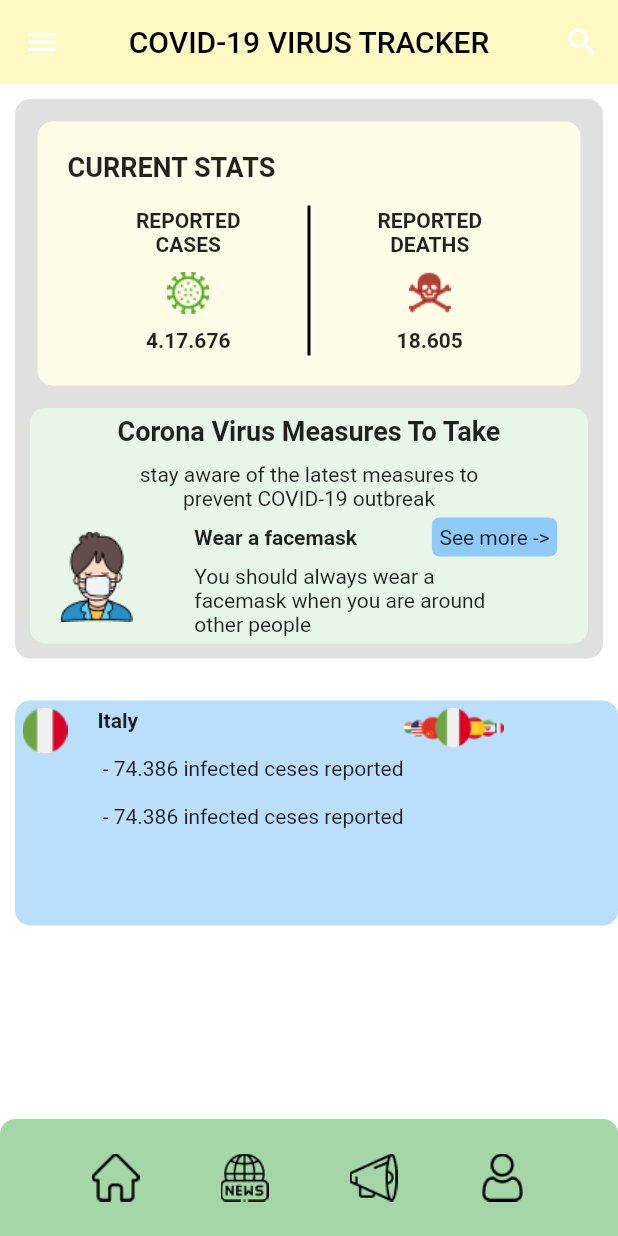
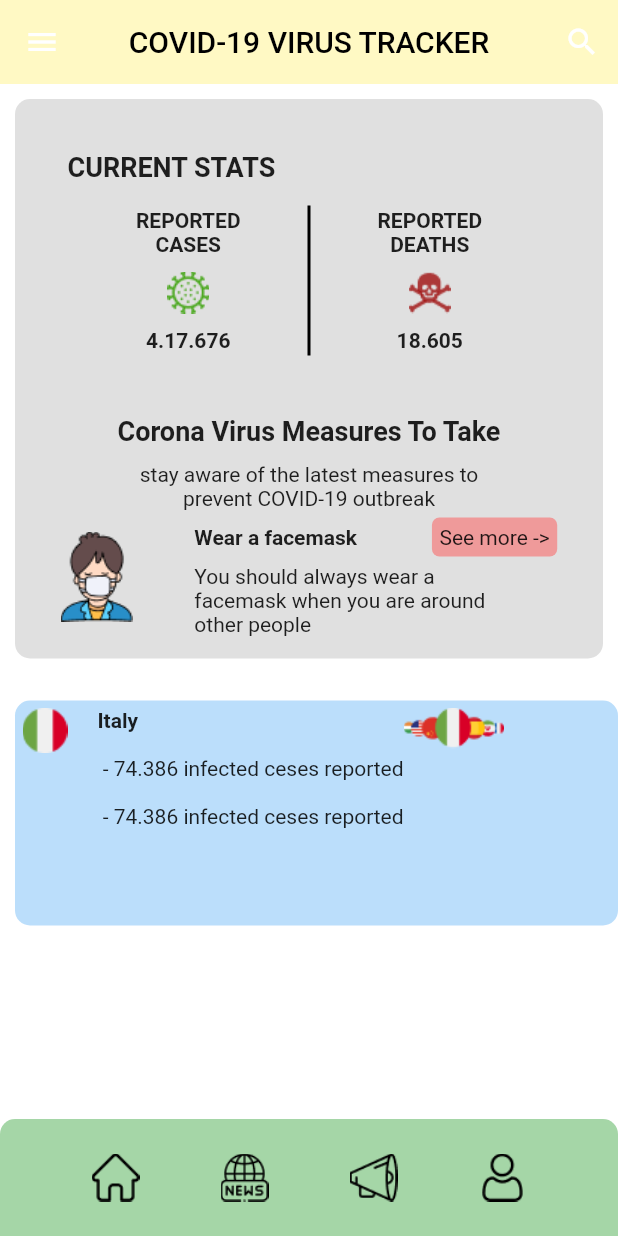
Before and after one commit to dimash12345/UAS_Covid, a Flutter app: the screen it shows after launch, on a phone screen of 412 x 824 dp. Run offline on Flutter 3.47's test engine with Material 2 defaults, Android fonts, the phone set to English and light mode, and no system bars.

```diff
--- a/lib/home.dart
+++ b/lib/home.dart
@@ -37,7 +37,7 @@ class home extends StatelessWidget {
                 Container(
                   margin: EdgeInsets.all(10),
                   padding: EdgeInsets.all(20),
-                  decoration: BoxDecoration(borderRadius: BorderRadius.circular(10), color: Colors.yellow[50]),
+                  decoration: BoxDecoration(borderRadius: BorderRadius.circular(10), color: Colors.yellow[60]),
                   child: Column(
                     crossAxisAlignment: CrossAxisAlignment.start,
                     children: [
@@ -110,7 +110,7 @@ class home extends StatelessWidget {
                 Container(
                   margin: EdgeInsets.all(5),
                   padding: EdgeInsets.all(5),
-                  decoration: BoxDecoration(borderRadius: BorderRadius.circular(10), color: Colors.green[50]),
+                  decoration: BoxDecoration(borderRadius: BorderRadius.circular(10), color: Colors.yellow[60]),
                   child: Column(
                     children: [
                       Text('Corona Virus Measures To Take', style: TextStyle(fontWeight: FontWeight.bold, fontSize: 18)),
@@ -146,7 +146,7 @@ class home extends StatelessWidget {
                                   ),
                                   Container(
                                     padding: EdgeInsets.all(5),
-                                    decoration: BoxDecoration(borderRadius: BorderRadius.circular(5), color: Colors.blue[200]),
+                                    decoration: BoxDecoration(borderRadius: BorderRadius.circular(5), color: Colors.red[200]),
                                     child: Text('See more ->'),
                                   )
                                 ],
```
Also changed, not shown: 1 other file.
